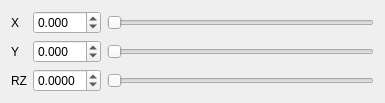
jmainpri/move3d-studio, file src/move3d-qt-gui-libs/src/qtFormRobot/qtmovinghuman.ui: the form before one commit.
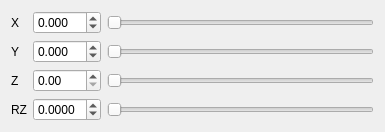
The form after the commit.

What changed in the file:
```diff
--- a/src/move3d-qt-gui-libs/src/qtFormRobot/qtmovinghuman.ui
+++ b/src/move3d-qt-gui-libs/src/qtFormRobot/qtmovinghuman.ui
@@ -7,7 +7,7 @@
     <x>0</x>
     <y>0</y>
     <width>385</width>
-    <height>118</height>
+    <height>160</height>
    </rect>
   </property>
   <property name="sizePolicy">
@@ -25,7 +25,7 @@
   <property name="maximumSize">
    <size>
     <width>385</width>
-    <height>118</height>
+    <height>160</height>
    </size>
   </property>
   <property name="windowTitle">
@@ -49,7 +49,7 @@
      </property>
     </widget>
    </item>
-   <item row="2" column="1">
+   <item row="3" column="1">
     <widget class="QLabel" name="labelRZ">
      <property name="text">
       <string>RZ</string>
@@ -88,7 +88,7 @@
      </property>
     </widget>
    </item>
-   <item row="2" column="2">
+   <item row="3" column="2">
     <widget class="QDoubleSpinBox" name="doubleSpinBoxRZ">
      <property name="decimals">
       <number>4</number>
@@ -118,13 +118,30 @@
      </property>
     </widget>
    </item>
-   <item row="2" column="3">
+   <item row="3" column="3">
     <widget class="QSlider" name="horizontalSliderRZ">
      <property name="orientation">
       <enum>Qt::Horizontal</enum>
      </property>
     </widget>
    </item>
+   <item row="2" column="2">
+    <widget class="QDoubleSpinBox" name="doubleSpinBoxZ"/>
+   </item>
+   <item row="2" column="1">
+    <widget class="QLabel" name="labelZ">
+     <property name="text">
+      <string>Z</string>
+     </property>
+    </widget>
+   </item>
+   <item row="2" column="3">
+    <widget class="QSlider" name="horizontalSliderZ">
+     <property name="orientation">
+      <enum>Qt::Horizontal</enum>
+     </property>
+    </widget>
+   </item>
   </layout>
  </widget>
  <resources/>
```
